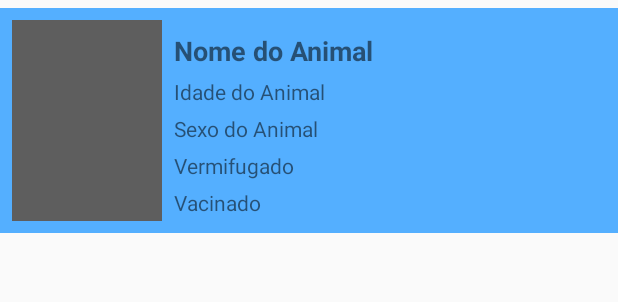
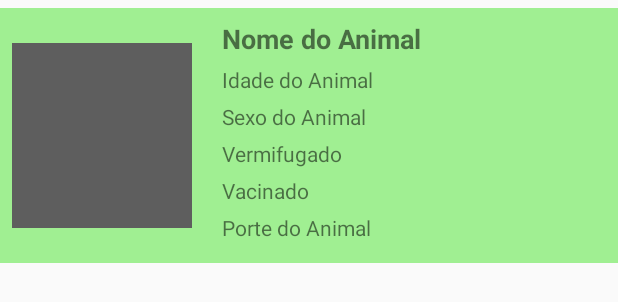
Before and after one commit to my-ufba-projects/projeto_laika, an Android app: the layout activity_animal_linha.xml on its own in the app's theme, with its tools: preview values and no code run, on a phone screen of 412 x 824 dp. Shown: the top 302 px of the screen. Run offline under Robolectric (Android 15) with nearby library versions, the phone set to English and light mode, and no system bars; network calls fail.

Commit message:
Update Geral

```diff
--- a/MiAuDota/app/src/main/java/com/laika/miaudota/models/Animal.java
+++ b/MiAuDota/app/src/main/java/com/laika/miaudota/models/Animal.java
@@ -1,6 +1,6 @@
 package com.laika.miaudota.models;
 
-public class Animal {
+public abstract class Animal {
 
     private String nome;
     private String sexo;
@@ -19,6 +19,7 @@ public class Animal {
 
     public Animal(String nome, String sexo, String pelagem, String descricao, int idade, double peso,
                   boolean vermifugado, boolean vacinado, String endereco, String foto_url) {
+
         this.nome = nome;
         this.sexo = sexo;
         this.pelagem = pelagem;
@@ -29,6 +30,7 @@ public class Animal {
         this.vacinado = vacinado;
         this.endereco = endereco;
         this.foto_url = foto_url;
+
     }
 
     public String getNome() {
@@ -110,4 +112,5 @@ public class Animal {
     public void setFoto_url(String foto_url) {
         this.foto_url = foto_url;
     }
+
 }
--- a/MiAuDota/app/src/main/java/com/laika/miaudota/models/Cao.java
+++ b/MiAuDota/app/src/main/java/com/laika/miaudota/models/Cao.java
@@ -8,8 +8,10 @@ public class Cao extends Animal{
 
     public Cao(String porte,String nome, String sexo, String pelagem, String descricao, int idade, double peso,
                boolean vermifugado, boolean vacinado, String endereco, String foto_url) {
+
         super(nome,sexo,pelagem,descricao,idade,peso,vermifugado,vacinado, endereco, foto_url);
         this.porte = porte;
+
     }
 
     public String getPorte() {
--- a/MiAuDota/app/src/main/java/com/laika/miaudota/models/Gato.java
+++ b/MiAuDota/app/src/main/java/com/laika/miaudota/models/Gato.java
@@ -6,7 +6,9 @@ public class Gato extends Animal{
 
     public Gato(String nome, String sexo, String pelagem, String descricao, int idade, double peso,
                 boolean vermifugado, boolean vacinado, String endereco, String foto_url) {
+
         super(nome, sexo, pelagem, descricao, idade, peso, vermifugado, vacinado, endereco, foto_url);
+
     }
 
 }
--- a/MiAuDota/app/src/main/res/layout/activity_animal_linha.xml
+++ b/MiAuDota/app/src/main/res/layout/activity_animal_linha.xml
@@ -1,26 +1,31 @@
 <?xml version="1.0" encoding="utf-8"?>
 
 <LinearLayout
+
     xmlns:android="http://schemas.android.com/apk/res/android"
     android:orientation="horizontal"
     android:layout_width="match_parent"
-    android:layout_height="150dp"
+    android:layout_height="170dp"
     android:layout_marginTop="5dp"
+    android:layout_marginBottom="7dp"
     android:padding="8dp"
-    android:background="#54afff"
+    android:background="#a0ef92"
     android:id="@+id/container">
 
     <ImageView
-        android:layout_width="100dp"
+        android:layout_marginTop="15dp"
+        android:layout_marginBottom="15dp"
+        android:layout_width="120dp"
         android:layout_height="match_parent"
         android:background="@drawable/loading_shape"
         android:id="@+id/animal_foto"/>
 
     <LinearLayout
+        android:layout_marginLeft="20dp"
         android:layout_width="match_parent"
-        android:layout_height="130dp"
+        android:layout_height="150dp"
         android:orientation="vertical"
-        android:layout_margin="8dp">
+        >
 
         <TextView
             android:layout_width="wrap_content"
@@ -58,6 +63,13 @@
             android:id="@+id/animal_vacinado"
             android:text="Vacinado"/>
 
+        <TextView
+            android:layout_marginTop="5dp"
+            android:layout_width="wrap_content"
+            android:layout_height="wrap_content"
+            android:id="@+id/animal_porte"
+            android:text="Porte do Animal"/>
+
     </LinearLayout>
 
 
--- a/MiAuDota/app/src/main/res/layout/activity_main.xml
+++ b/MiAuDota/app/src/main/res/layout/activity_main.xml
@@ -4,7 +4,8 @@
     xmlns:tools="http://schemas.android.com/tools"
     android:layout_width="match_parent"
     android:layout_height="match_parent"
-    tools:context="com.laika.miaudota.activities.MainActivity">
+    tools:context="com.laika.miaudota.activities.MainActivity"
+    android:background="#ceffd3">
 
     <android.support.v7.widget.RecyclerView
         android:layout_width="match_parent"
--- a/MiAuDota/app/src/main/res/values/colors.xml
+++ b/MiAuDota/app/src/main/res/values/colors.xml
@@ -3,4 +3,5 @@
     <color name="colorPrimary">#3fb54d</color>
     <color name="colorPrimaryDark">#303F9F</color>
     <color name="colorAccent">#FF4081</color>
+    <color name="colorList">#a0ef92</color>
 </resources>
```
Also changed, not shown: MiAuDota/app/src/main/java/com/laika/miaudota/activities/MainActivity.java (+35 -30 lines), MiAuDota/app/src/main/java/com/laika/miaudota/activities/PerfilActivity.java (+12 -10 lines), MiAuDota/app/src/main/java/com/laika/miaudota/adapters/RecyclerViewAdapter.java (+23 -16 lines), MiAuDota/app/src/main/res/layout/activity_perfil.xml (+7 -7 lines), 2115 other files.
